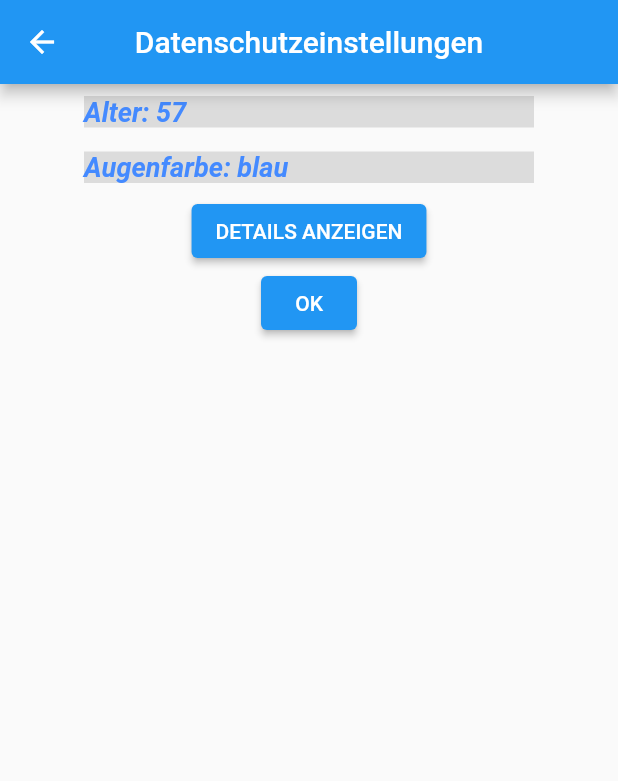
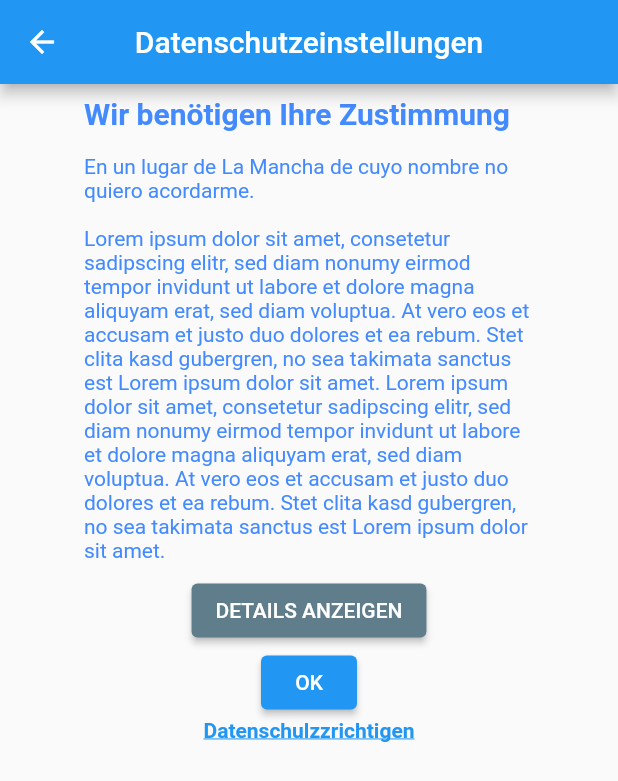
Before and after one commit to lintenn/steckbrief_app, a Flutter app: the screen it shows after launch, after a tap on "Datenschutzeinstellungen", on a phone screen of 412 x 824 dp. Shown: the top 781 px of the screen. Run offline on Flutter 3.47's test engine with Material 2 defaults, Android fonts, the phone set to English and light mode, and no system bars; our stand-ins replace google_fonts, page_transition.

```diff
--- a/lib/main.dart
+++ b/lib/main.dart
@@ -13,6 +13,7 @@ class MyApp extends StatelessWidget {
   @override
   Widget build(BuildContext context) {
     return MaterialApp(
+      debugShowCheckedModeBanner: false,
       title: 'Flutter Demo',
       theme: ThemeData(
         primarySwatch: Colors.blue,
--- a/lib/screens/daten_screen.dart
+++ b/lib/screens/daten_screen.dart
@@ -18,21 +18,17 @@ class DatenScreen extends StatelessWidget {
         child: Center(
           child: Column(
             children: [
-              macheZeile(
-                  text: "Alter: 57"
+              macheTitleZeile(
+                  text: "Wir benötigen Ihre Zustimmung"
               ),
               macheZeile(
-                  text: "Augenfarbe: blau"
+                  text: "En un lugar de La Mancha de cuyo nombre no quiero acordarme."
               ),
-              ElevatedButton(
-                onPressed: () {
-                  Navigator.push(
-                      context,
-                      MaterialPageRoute(builder: (context) => SecondScreen())
-                  );
-
-                },
-                child: Text("DETAILS ANZEIGEN"),
+              macheZeile(
+                text: "Lorem ipsum dolor sit amet, consetetur sadipscing elitr, sed diam nonumy eirmod tempor invidunt ut labore et dolore magna aliquyam erat, sed diam voluptua. At vero eos et accusam et justo duo dolores et ea rebum. Stet clita kasd gubergren, no sea takimata sanctus est Lorem ipsum dolor sit amet. Lorem ipsum dolor sit amet, consetetur sadipscing elitr, sed diam nonumy eirmod tempor invidunt ut labore et dolore magna aliquyam erat, sed diam voluptua. At vero eos et accusam et justo duo dolores et ea rebum. Stet clita kasd gubergren, no sea takimata sanctus est Lorem ipsum dolor sit amet."
+              ),
+              buttonNotDesired(
+                  content: "DETAILS ANZEIGEN"
               ),
               ElevatedButton(
                 onPressed: () {
@@ -44,6 +40,17 @@ class DatenScreen extends StatelessWidget {
                 },
                 child: Text("OK"),
               ),
+              Container(
+                child: Text(
+                  "Datenschulzzrichtigen",
+                  style: TextStyle(
+                    fontWeight: FontWeight.bold,
+                    decoration: TextDecoration.underline,
+                    color: Colors.blue,
+                    fontSize: 14.0,
+                  ),
+                )
+              )
 
             ],
           ),
@@ -57,17 +64,54 @@ class DatenScreen extends StatelessWidget {
       padding: const EdgeInsets.all(8.0),
       child: Container(
         width: 300,
-        color: Colors.black12,
         child: Text(
           text,
           style: TextStyle(
-            fontWeight: FontWeight.bold,
-            fontStyle: FontStyle.italic,
+            fontWeight: FontWeight.normal,
+            fontStyle: FontStyle.normal,
             color: Colors.blueAccent,
-            fontSize: 18.0,
+            fontSize: 14.0,
           ),
         ),
       ),
     );
   }
+
+  Widget macheTitleZeile({text: "hallo"}) {
+    return Padding(
+      padding: const EdgeInsets.all(8.0),
+      child: Container(
+        width: 300,
+        child: Text(
+          text,
+          style: TextStyle(
+            fontWeight: FontWeight.bold,
+            fontStyle: FontStyle.normal,
+            color: Colors.blueAccent,
+            fontSize: 20.0,
+          ),
+        ),
+      ),
+    );
+  }
+
+  Widget buttonDesired({required String content}) {
+    return ElevatedButton(
+        style: ElevatedButton.styleFrom(
+          backgroundColor: Colors.blue,
+        ),
+        onPressed: () {},
+        child: Text(content),
+    );
+  }
+
+  Widget buttonNotDesired({required String content}) {
+    return ElevatedButton(
+      style: ElevatedButton.styleFrom(
+        backgroundColor: Colors.blueGrey,
+      ),
+      onPressed: () {},
+      child: Text(content),
+    );
+  }
 }
--- a/lib/screens/start_screen.dart
+++ b/lib/screens/start_screen.dart
@@ -1,7 +1,10 @@
 import 'package:flutter/material.dart';
+import 'package:google_fonts/google_fonts.dart';
+import 'package:page_transition/page_transition.dart';
 import 'package:steckbrief_app/screens/daten_screen.dart';
 import 'package:steckbrief_app/screens/second_screen.dart';
 import 'package:steckbrief_app/screens/stack_screen.dart';
+import 'package:steckbrief_app/screens/urlaub_screen.dart';
 
 class StartScreen extends StatelessWidget {
   const StartScreen({Key? key}) : super(key: key);
@@ -27,10 +30,18 @@ class StartScreen extends StatelessWidget {
               ElevatedButton(
                 onPressed: () {
                   Navigator.push(
+                    context,
+                    PageTransition(
+                        type: PageTransitionType.fade,
+                      duration: Duration(milliseconds: 3000),
+                      child: SecondScreen())
+                  );
+                  /*
+                  Navigator.push(
                       context,
                       MaterialPageRoute(builder: (context) => SecondScreen())
                   );
-
+                  */
                 },
                 child: Text("Grüss Dich!"),
               ),
@@ -54,6 +65,16 @@ class StartScreen extends StatelessWidget {
                 },
                 child: Text("Datenschutzeinstellungen"),
               ),
+              ElevatedButton(
+                onPressed: () {
+                  Navigator.push(
+                      context,
+                      MaterialPageRoute(builder: (context) => UrlaubScreen())
+                  );
+
+                },
+                child: Text("Urlaub"),
+              ),
               macheZeile(
                 text: "Alter: 57"
               ),
@@ -75,12 +96,11 @@ class StartScreen extends StatelessWidget {
               color: Colors.black12,
               child: Text(
                 text,
-                style: TextStyle(
+                style: GoogleFonts.anekBangla(
+                  fontSize: 32,
                   fontWeight: FontWeight.bold,
-                  fontStyle: FontStyle.italic,
-                  color: Colors.amberAccent,
-                  fontSize: 48.0,
-                ),
+                )
+
               ),
             ),
           );
--- a/pubspec.yaml
+++ b/pubspec.yaml
@@ -36,6 +36,8 @@ dependencies:
   # The following adds the Cupertino Icons font to your application.
   # Use with the CupertinoIcons class for iOS style icons.
   cupertino_icons: ^1.0.2
+  google_fonts: ^3.0.1
+  page_transition: ^2.0.9
 
 dev_dependencies:
   flutter_test:
```
Also changed, not shown: lib/screens/urlaub_screen.dart (added, +183 -0 lines), assets/bucht.jpg (added), assets/hotel.jpg (added), pubspec.lock.
